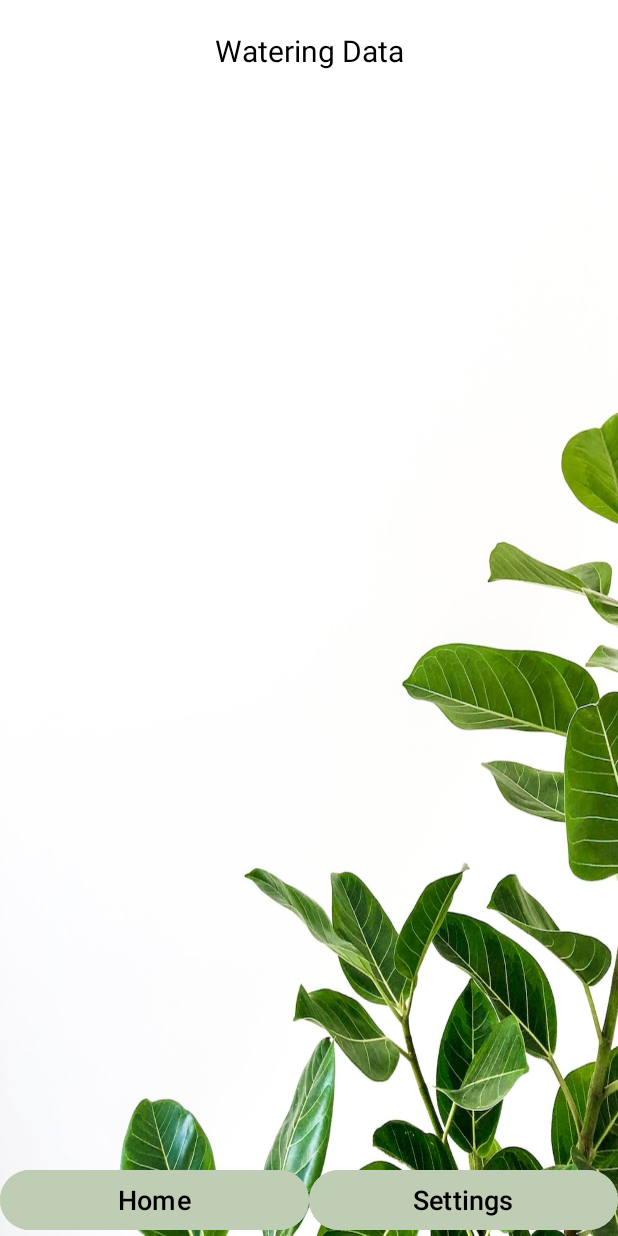
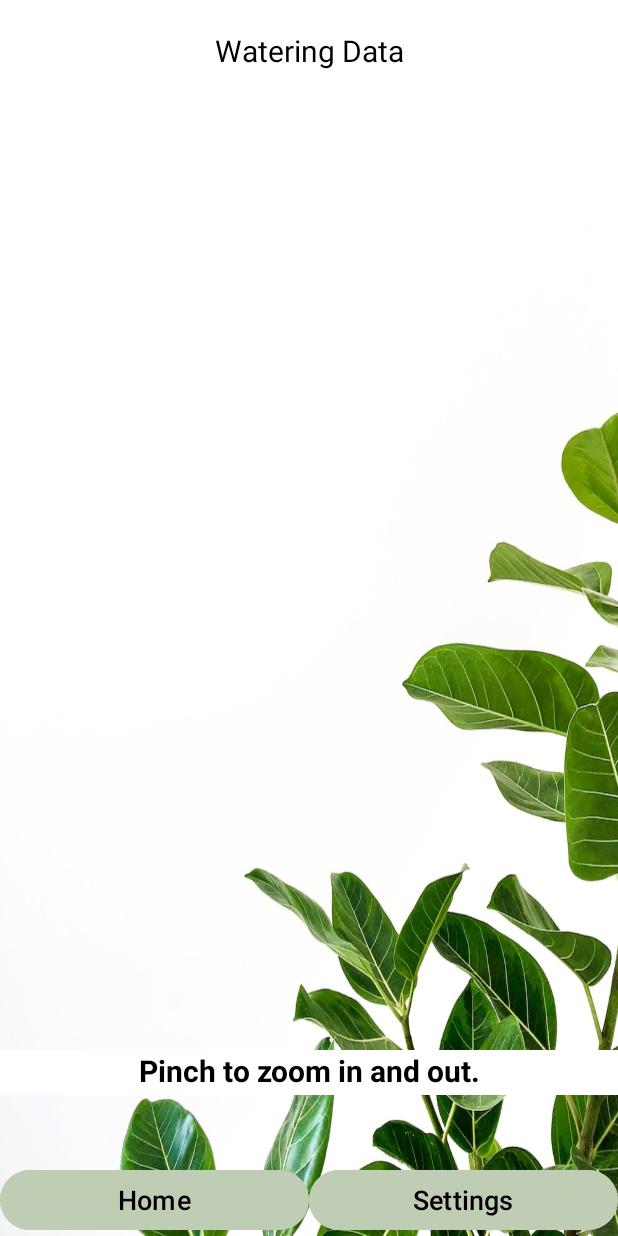
Before and after one commit to esukhnandan/APWS-APP, an Android app: the WaterFragment screen opened through its navigation route, on a phone screen of 412 x 824 dp. Run offline under Robolectric (Android 15) with nearby library versions, the phone set to English and light mode, and no system bars; our stand-ins replace Firebase (no records; nobody signed in at launch, a user with empty details on screens opened directly), navigation-ui; libraries missing offline, so code that uses them is left out: com.github.mikephil.charting; 8 statements that could not run were skipped.

Commit message:
Minor changes for quality of life
Added note, percentage, and changed naming of Button

```diff
--- a/app/src/main/java/com/example/myapplicationtest/WaterFragment.java
+++ b/app/src/main/java/com/example/myapplicationtest/WaterFragment.java
@@ -128,7 +128,7 @@ public class WaterFragment extends Fragment {
 
     private void updateChartWithData(List<Entry> entries, List<String> xAxisLabels) {
         // Create a LineDataSet from your data
-        LineDataSet dataSet = new LineDataSet(entries, "Moisture Level");
+        LineDataSet dataSet = new LineDataSet(entries, "Moisture Level (Percentage)");
         dataSet.setColors(getResources().getColor(R.color.chart_color)); // Change color as needed
         dataSet.setValueTextSize(14f); // Set the text size for data values
 
--- a/app/src/main/res/layout/fragment_first.xml
+++ b/app/src/main/res/layout/fragment_first.xml
@@ -24,7 +24,7 @@
         android:layout_width="244dp"
         android:layout_height="56dp"
         android:layout_marginTop="480dp"
-        android:text="Manage Water Supply"
+        android:text="View Moisture Levels"
         style="@style/MyButtons"
         app:layout_constraintEnd_toEndOf="parent"
         app:layout_constraintHorizontal_bias="0.497"
--- a/app/src/main/res/layout/fragment_water.xml
+++ b/app/src/main/res/layout/fragment_water.xml
@@ -21,5 +21,15 @@
 
     </FrameLayout>
 
+    <TextView
+        android:layout_width="match_parent"
+        android:layout_height="30dp"
+        android:layout_marginTop="700dp"
+        android:textAlignment="center"
+        android:textSize="20dp"
+        android:textStyle="bold"
+        android:text="Pinch to zoom in and out."
+        android:background="@color/white"/>
+
 
 </FrameLayout>
```
